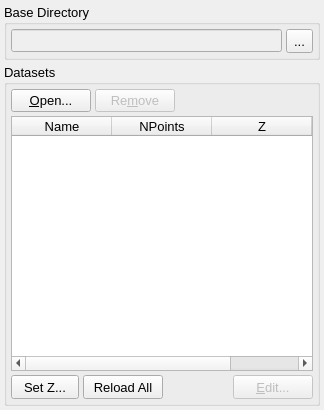
Above: src/gui/data.ui from trisyoungs/uchroma before the change. Below: the same form after it.
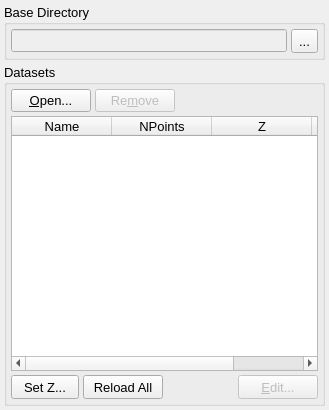
That is the form after the change. Icons and pictures are not drawn.

```diff
--- a/src/gui/data.ui
+++ b/src/gui/data.ui
@@ -6,7 +6,7 @@
    <rect>
     <x>0</x>
     <y>0</y>
-    <width>324</width>
+    <width>329</width>
     <height>410</height>
    </rect>
   </property>
```
Left out of the diff: 10 changed lines with no effect on the pictures.
